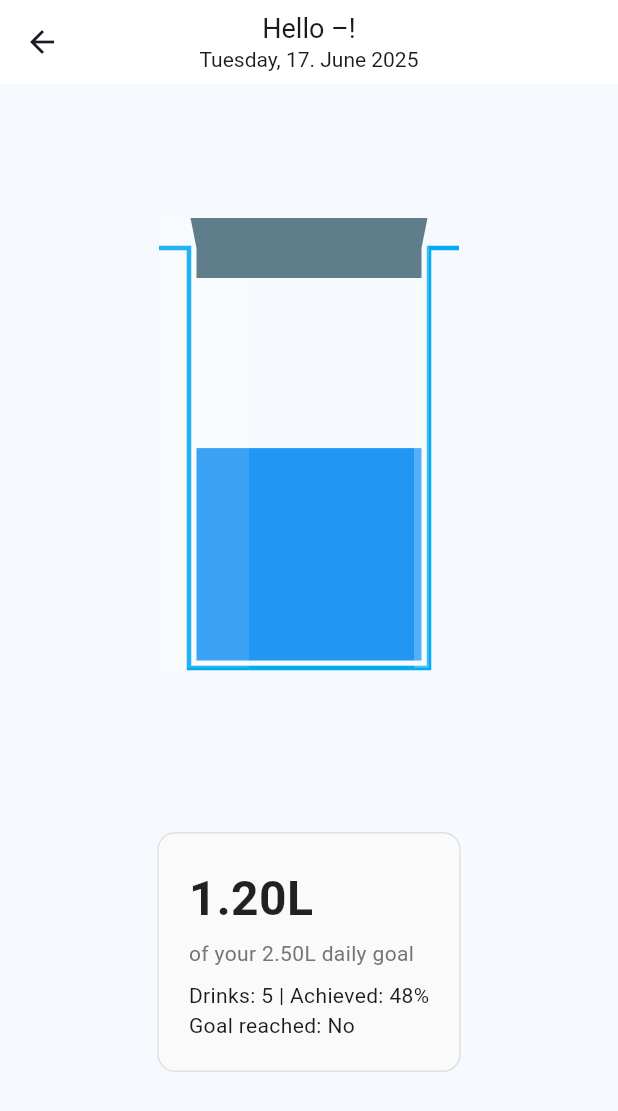
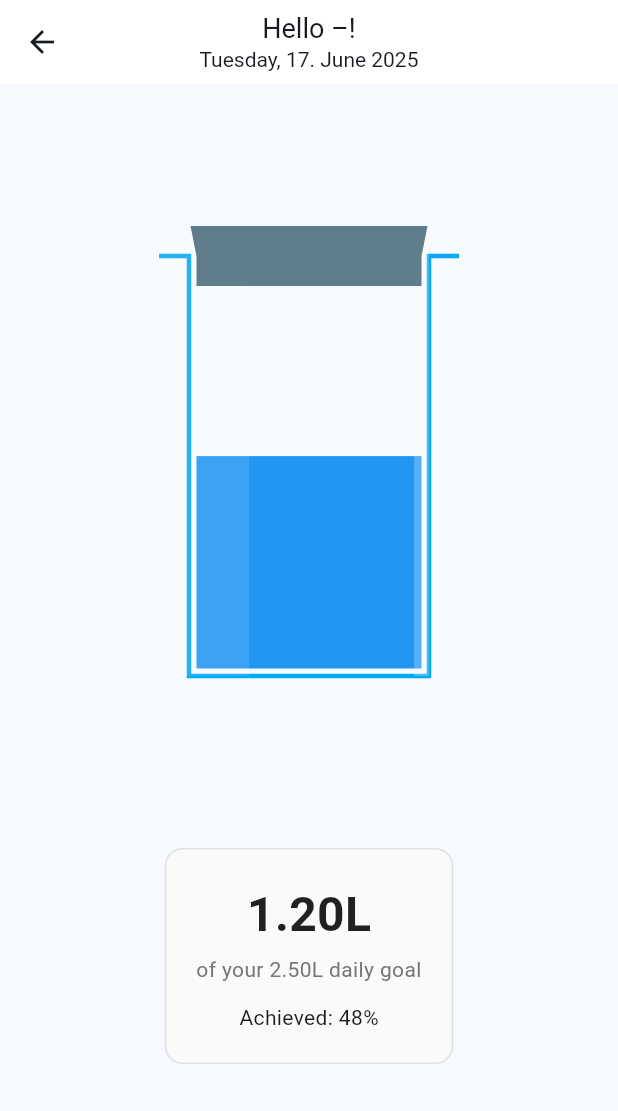
Before and after one commit to kvnlnk/swpm-smart-water-bottle, a Flutter app: the Home screen opened directly, on a phone screen of 412 x 824 dp. Shown: the top 1111 px of the screen. Run offline on Flutter 3.47's test engine with Material 3 defaults, Android fonts, the phone set to English and light mode, and no system bars; our stand-ins replace flutter_dotenv, supabase_flutter; missing offline and left inert: supabase_auth_ui; accounts and stored records are empty; network calls fail.

Commit message:
refactor(home): Remove goal reached & drinks count, center water goal text
- Removed "Goal reached" text from water display
- Removed "Drinks" count (can be shown later in statistics section)
- Kept "Achieved %" info
- Centered "x.xL of your y.yL daily goal" text for better

```diff
--- a/frontend/swpm_flutter_app/lib/pages/home.dart
+++ b/frontend/swpm_flutter_app/lib/pages/home.dart
@@ -51,9 +51,6 @@ class HomeState extends State<Home> {
     final dailyGoal = userData.dailyGoal ?? 2.5;
     final consumed = waterData.consumed;
     final percentage = waterData.percentageAchieved;
-    final drinks = waterData.drinkCount;
-    final reached = waterData.isGoalReached;
-
     final waterLevel = dailyGoal > 0 ? (consumed / dailyGoal).clamp(0.0, 1.0) : 0.0;
 
     final bottle = Center(
@@ -78,24 +75,24 @@ class HomeState extends State<Home> {
         border: Border.all(color: Colors.grey[300]!),
       ),
       child: Column(
-        crossAxisAlignment: CrossAxisAlignment.start,
+        crossAxisAlignment: CrossAxisAlignment.center,
         children: [
           Text(
             "${consumed.toStringAsFixed(2)}L",
-            style: TextStyle(
+            style: const TextStyle(
               fontSize: 32,
               fontWeight: FontWeight.bold,
-              color: reached ? Colors.green : Colors.black87,
+              color: Colors.black87,
             ),
           ),
           const SizedBox(height: 4),
           Text(
             "of your ${dailyGoal.toStringAsFixed(2)}L daily goal",
             style: TextStyle(fontSize: 14, color: Colors.grey[600]),
+            textAlign: TextAlign.center,
           ),
-          const SizedBox(height: 8),
-          Text("Drinks: $drinks | Achieved: $percentage%"),
-          Text("Goal reached: ${reached ? "Yes" : "No"}"),
+          const SizedBox(height: 12),
+          Text("Achieved: $percentage%"),
         ],
       ),
     );
```
